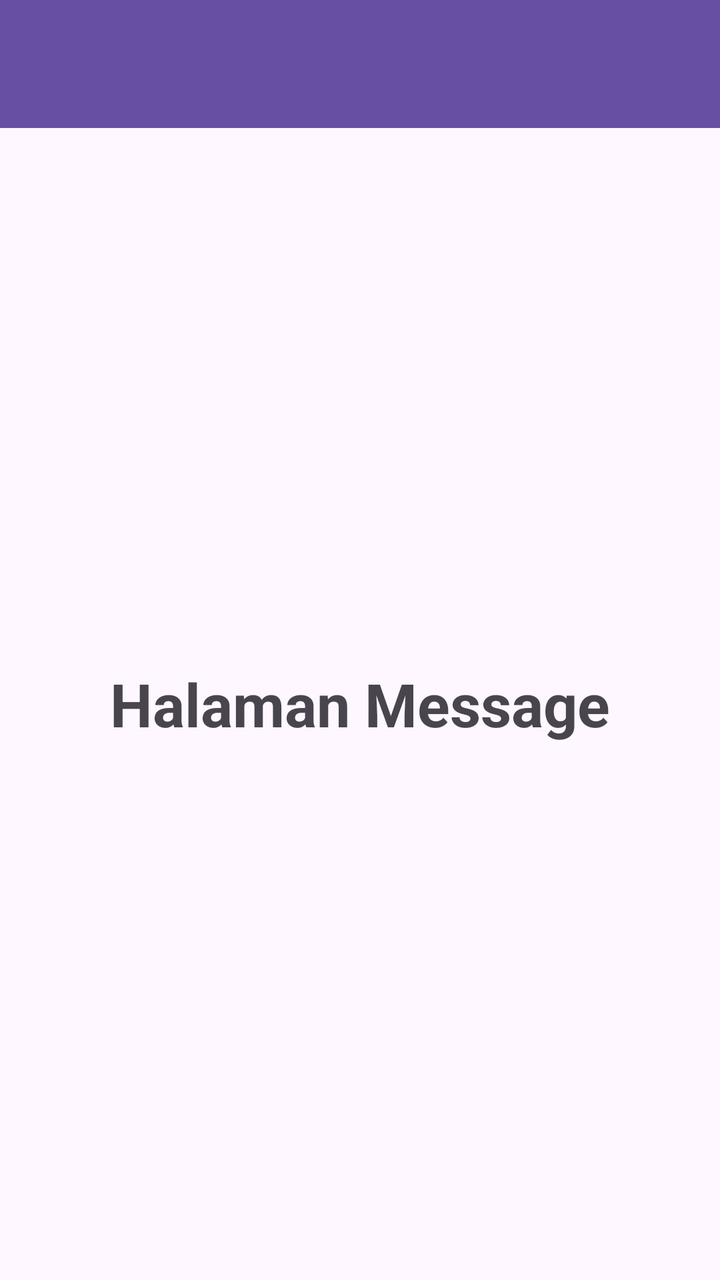
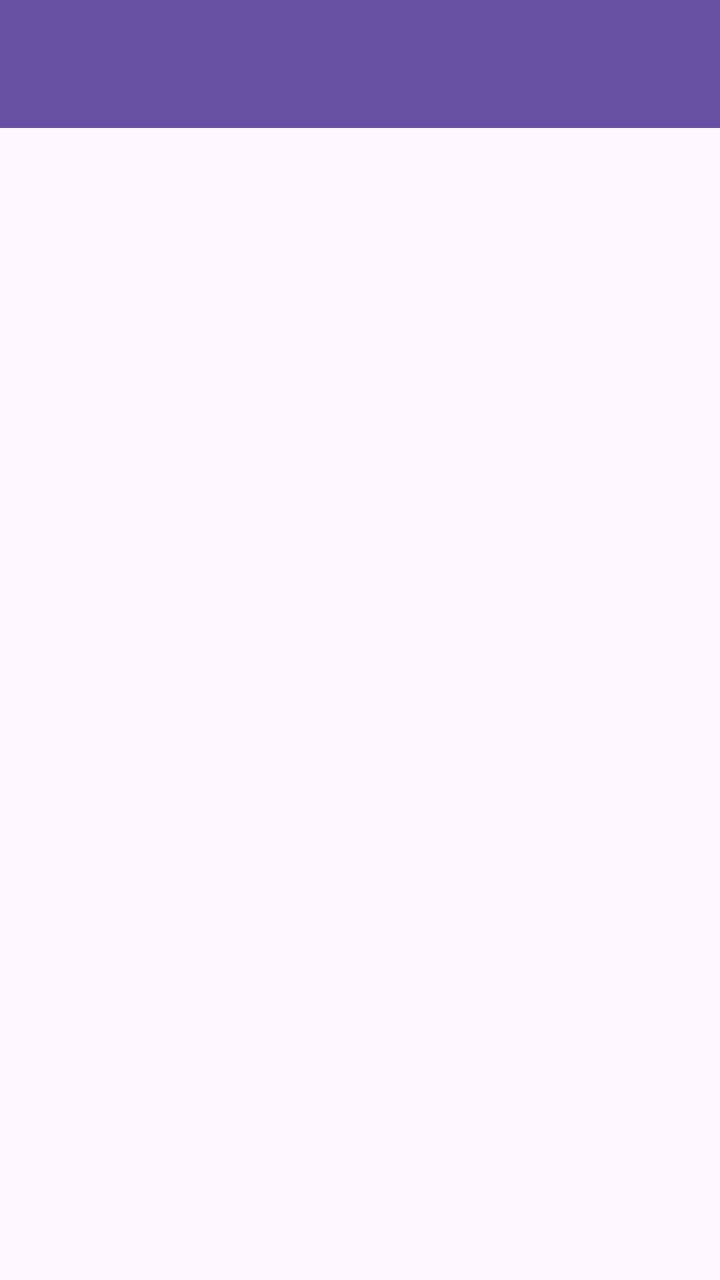

Before-and-after screenshots of an Android layout around one commit, followed by the original layout XML and the change that was made.
<!-- AndroidManifest.xml: application theme Theme.PratikumMobileRifa -->
<!-- res/layout/fragment_message.xml -->
<?xml version="1.0" encoding="utf-8"?>
<LinearLayout xmlns:android="http://schemas.android.com/apk/res/android"
    xmlns:tools="http://schemas.android.com/tools"
    android:layout_width="match_parent"
    android:layout_height="match_parent"
    android:orientation="vertical"
    tools:context=".Message.MessageFragment">

    <androidx.appcompat.widget.Toolbar
        android:id="@+id/toolbar"
        android:layout_width="match_parent"
        android:layout_height="?attr/actionBarSize"
        android:background="?attr/colorPrimary"
        android:theme="@style/ThemeOverlay.AppCompat.Dark.ActionBar" />

    <TextView
        android:layout_width="match_parent"
        android:layout_height="match_parent"
        android:textSize="30sp"
        android:textStyle="bold"
        android:gravity="center"
        android:text="Halaman Message" />

</LinearLayout>
<!-- resources referenced by this layout -->
<resources>
  <style name="Theme.PratikumMobileRifa" parent="Base.Theme.PratikumMobileRifa" />
  <style name="Base.Theme.PratikumMobileRifa" parent="Theme.Material3.DayNight.NoActionBar">
          
          
      </style>
</resources>

<!-- the commit's change to res/layout/fragment_message.xml (unified diff, before → after) -->
@@ -1,24 +1,31 @@
 <?xml version="1.0" encoding="utf-8"?>
-<LinearLayout xmlns:android="http://schemas.android.com/apk/res/android"
+<androidx.coordinatorlayout.widget.CoordinatorLayout xmlns:android="http://schemas.android.com/apk/res/android"
+    xmlns:app="http://schemas.android.com/apk/res-auto"
     xmlns:tools="http://schemas.android.com/tools"
     android:layout_width="match_parent"
     android:layout_height="match_parent"
-    android:orientation="vertical"
     tools:context=".Message.MessageFragment">
 
-    <androidx.appcompat.widget.Toolbar
-        android:id="@+id/toolbar"
+    <com.google.android.material.appbar.AppBarLayout
+        android:id="@+id/appBarLayout"
         android:layout_width="match_parent"
-        android:layout_height="?attr/actionBarSize"
-        android:background="?attr/colorPrimary"
-        android:theme="@style/ThemeOverlay.AppCompat.Dark.ActionBar" />
+        android:layout_height="wrap_content"
+        android:theme="@style/ThemeOverlay.AppCompat.Dark.ActionBar">
 
-    <TextView
+        <androidx.appcompat.widget.Toolbar
+            android:id="@+id/toolbar"
+            android:layout_width="match_parent"
+            android:layout_height="?attr/actionBarSize"
+            android:background="?attr/colorPrimary"
+            app:layout_scrollFlags="scroll|enterAlways"
+            app:titleTextColor="@android:color/white" />
+
+    </com.google.android.material.appbar.AppBarLayout>
+
+    <ListView
+        android:id="@+id/listViewItems"
         android:layout_width="match_parent"
         android:layout_height="match_parent"
-        android:textSize="30sp"
-        android:textStyle="bold"
-        android:gravity="center"
-        android:text="Halaman Message" />
+        app:layout_behavior="@string/appbar_scrolling_view_behavior" />
 
-</LinearLayout>
+</androidx.coordinatorlayout.widget.CoordinatorLayout>
